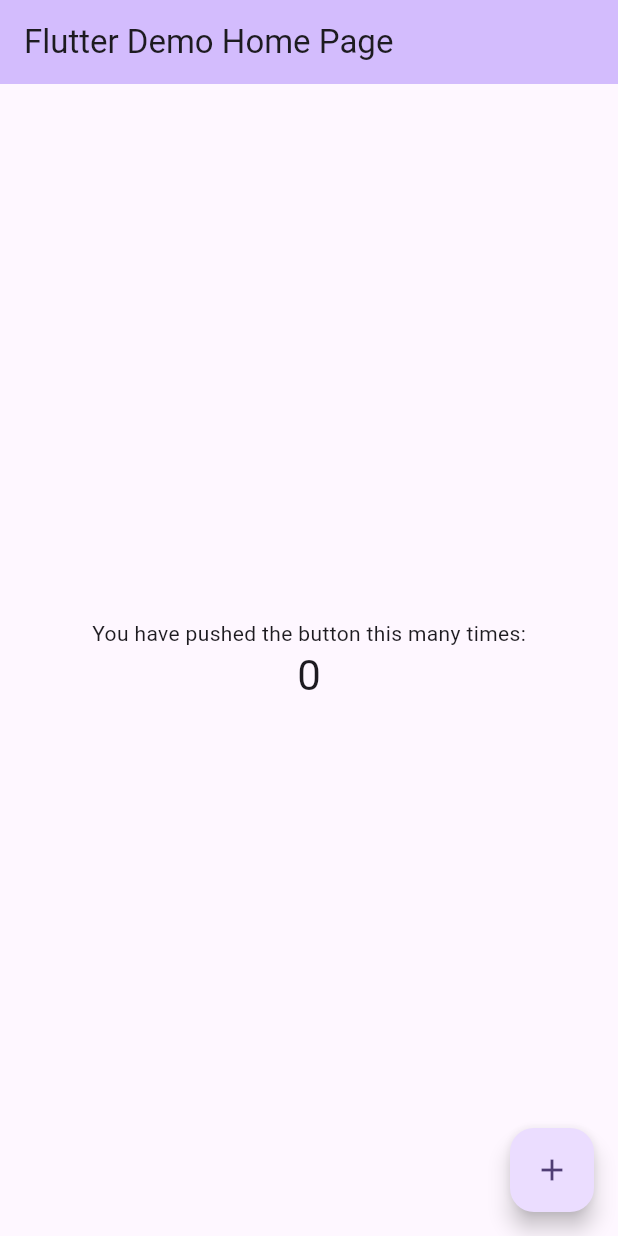
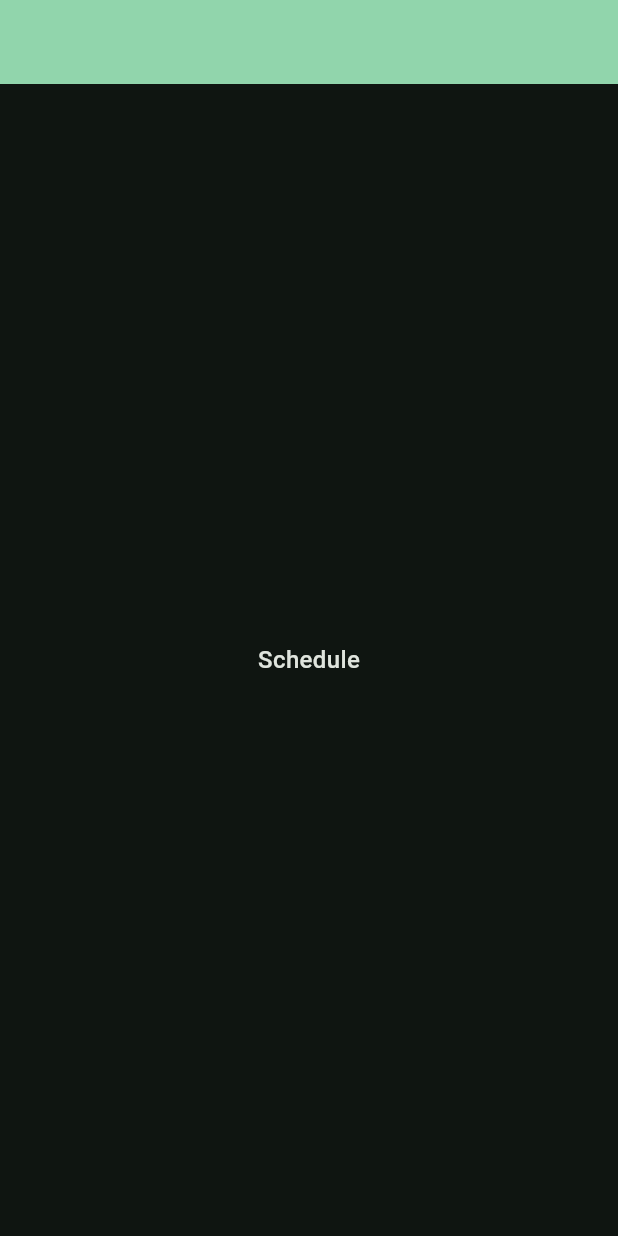
Before and after one commit to jurielonen/daily_scores, a Flutter app: the screen it shows after launch, on a phone screen of 412 x 824 dp. Run offline on Flutter 3.47's test engine with Material 2 defaults, Android fonts, the phone set to English and light mode, and no system bars; our stand-ins replace get_it, go_router, injectable; generated files the repository leaves out were written again.

Commit message:
Add AppTheme, AppRouter and localizations

```diff
--- /dev/null
+++ b/l10n.yaml
@@ -0,0 +1,5 @@
+arb-dir: lib/l10n
+template-arb-file: app_en.arb
+output-localization-file: intl_strings.dart
+output-class: IntlStrings
+nullable-getter: false
--- /dev/null
+++ b/lib/di/app_module.dart
@@ -0,0 +1,14 @@
+import 'package:flutter/foundation.dart';
+import 'package:go_router/go_router.dart';
+import 'package:injectable/injectable.dart';
+
+import '../router/app_router.dart';
+
+@module
+abstract class AppModule {
+  @singleton
+  GoRouter get router => GoRouter(
+        debugLogDiagnostics: kDebugMode,
+        routes: $appRoutes,
+      );
+}
--- /dev/null
+++ b/lib/di/di.dart
@@ -0,0 +1,11 @@
+import 'package:get_it/get_it.dart';
+import 'package:injectable/injectable.dart';
+
+import 'di.config.dart';
+
+final GetIt di = GetIt.instance;
+
+@InjectableInit()
+void setupDI() {
+  di.init();
+}
--- /dev/null
+++ b/lib/l10n/app_en.arb
@@ -0,0 +1,4 @@
+{
+  "@@locale": "en",
+  "appName": "Daily Scores"
+}
--- a/lib/main.dart
+++ b/lib/main.dart
@@ -1,125 +1,29 @@
 import 'package:flutter/material.dart';
+import 'package:flutter_gen/gen_l10n/intl_strings.dart';
+import 'package:go_router/go_router.dart';
+
+import 'di/di.dart';
+import 'theme/app_theme.dart';
 
 void main() {
-  runApp(const MyApp());
+  WidgetsFlutterBinding.ensureInitialized();
+
+  setupDI();
+
+  runApp(const DailyScoresApp());
 }
 
-class MyApp extends StatelessWidget {
-  const MyApp({super.key});
+class DailyScoresApp extends StatelessWidget {
+  const DailyScoresApp({super.key});
 
-  // This widget is the root of your application.
   @override
   Widget build(BuildContext context) {
-    return MaterialApp(
-      title: 'Flutter Demo',
-      theme: ThemeData(
-        // This is the theme of your application.
-        //
-        // TRY THIS: Try running your application with "flutter run". You'll see
-        // the application has a blue toolbar. Then, without quitting the app,
-        // try changing the seedColor in the colorScheme below to Colors.green
-        // and then invoke "hot reload" (save your changes or press the "hot
-        // reload" button in a Flutter-supported IDE, or press "r" if you used
-        // the command line to start the app).
-        //
-        // Notice that the counter didn't reset back to zero; the application
-        // state is not lost during the reload. To reset the state, use hot
-        // restart instead.
-        //
-        // This works for code too, not just values: Most code changes can be
-        // tested with just a hot reload.
-        colorScheme: ColorScheme.fromSeed(seedColor: Colors.deepPurple),
-        useMaterial3: true,
-      ),
-      home: const MyHomePage(title: 'Flutter Demo Home Page'),
+    return MaterialApp.router(
+      onGenerateTitle: (context) => IntlStrings.of(context).appName,
+      localizationsDelegates: IntlStrings.localizationsDelegates,
+      supportedLocales: IntlStrings.supportedLocales,
+      theme: AppTheme.theme(),
+      routerConfig: di<GoRouter>(),
     );
   }
 }
-
-class MyHomePage extends StatefulWidget {
-  const MyHomePage({super.key, required this.title});
-
-  // This widget is the home page of your application. It is stateful, meaning
-  // that it has a State object (defined below) that contains fields that affect
-  // how it looks.
-
-  // This class is the configuration for the state. It holds the values (in this
-  // case the title) provided by the parent (in this case the App widget) and
-  // used by the build method of the State. Fields in a Widget subclass are
-  // always marked "final".
-
-  final String title;
-
-  @override
-  State<MyHomePage> createState() => _MyHomePageState();
-}
-
-class _MyHomePageState extends State<MyHomePage> {
-  int _counter = 0;
-
-  void _incrementCounter() {
-    setState(() {
-      // This call to setState tells the Flutter framework that something has
-      // changed in this State, which causes it to rerun the build method below
-      // so that the display can reflect the updated values. If we changed
-      // _counter without calling setState(), then the build method would not be
-      // called again, and so nothing would appear to happen.
-      _counter++;
-    });
-  }
-
-  @override
-  Widget build(BuildContext context) {
-    // This method is rerun every time setState is called, for instance as done
-    // by the _incrementCounter method above.
-    //
-    // The Flutter framework has been optimized to make rerunning build methods
-    // fast, so that you can just rebuild anything that needs updating rather
-    // than having to individually change instances of widgets.
-    return Scaffold(
-      appBar: AppBar(
-        // TRY THIS: Try changing the color here to a specific color (to
-        // Colors.amber, perhaps?) and trigger a hot reload to see the AppBar
-        // change color while the other colors stay the same.
-        backgroundColor: Theme.of(context).colorScheme.inversePrimary,
-        // Here we take the value from the MyHomePage object that was created by
-        // the App.build method, and use it to set our appbar title.
-        title: Text(widget.title),
-      ),
-      body: Center(
-        // Center is a layout widget. It takes a single child and positions it
-        // in the middle of the parent.
-        child: Column(
-          // Column is also a layout widget. It takes a list of children and
-          // arranges them vertically. By default, it sizes itself to fit its
-          // children horizontally, and tries to be as tall as its parent.
-          //
-          // Column has various properties to control how it sizes itself and
-          // how it positions its children. Here we use mainAxisAlignment to
-          // center the children vertically; the main axis here is the vertical
-          // axis because Columns are vertical (the cross axis would be
-          // horizontal).
-          //
-          // TRY THIS: Invoke "debug painting" (choose the "Toggle Debug Paint"
-          // action in the IDE, or press "p" in the console), to see the
-          // wireframe for each widget.
-          mainAxisAlignment: MainAxisAlignment.center,
-          children: <Widget>[
-            const Text(
-              'You have pushed the button this many times:',
-            ),
-            Text(
-              '$_counter',
-              style: Theme.of(context).textTheme.headlineMedium,
-            ),
-          ],
-        ),
-      ),
-      floatingActionButton: FloatingActionButton(
-        onPressed: _incrementCounter,
-        tooltip: 'Increment',
-        child: const Icon(Icons.add),
-      ), // This trailing comma makes auto-formatting nicer for build methods.
-    );
-  }
-}
--- /dev/null
+++ b/lib/router/app_router.dart
@@ -0,0 +1,13 @@
+import 'package:flutter/material.dart';
+import 'package:go_router/go_router.dart';
+
+import '../ui/schedule_page.dart';
+
+part 'app_router.g.dart';
+
+@TypedGoRoute<ScheduleRoute>(path: '/')
+class ScheduleRoute extends GoRouteData {
+  @override
+  Widget build(BuildContext context, GoRouterState state) =>
+      const SchedulePage();
+}
--- /dev/null
+++ b/lib/theme/app_text.dart
@@ -0,0 +1,112 @@
+import 'package:flutter/material.dart';
+
+class AppText {
+  static TextTheme theme() => TextTheme(
+        displayLarge: headingLarge700,
+        displayMedium: headingMedium700,
+        displaySmall: headingSmall700,
+        headlineLarge: headingLarge500,
+        headlineMedium: headingMedium500,
+        headlineSmall: headingSmall500,
+        titleLarge: headingLarge,
+        titleMedium: headingMedium,
+        titleSmall: headingSmall,
+        bodyLarge: textLarge500,
+        bodyMedium: textMedium500,
+        bodySmall: textSmall500,
+        labelLarge: textLarge,
+        labelMedium: textMedium,
+        labelSmall: textSmall,
+      );
+  static const TextStyle defaultTextStyle = TextStyle(fontFamily: 'Roboto');
+
+  static final TextStyle headingLarge = defaultTextStyle.copyWith(
+    fontWeight: FontWeight.w400,
+    fontSize: 30,
+    height: 1.2,
+  );
+
+  static final TextStyle headingLarge500 = headingLarge.copyWith(
+    fontWeight: FontWeight.w500,
+  );
+
+  static final TextStyle headingLarge700 = headingLarge.copyWith(
+    fontWeight: FontWeight.w700,
+  );
+
+  static final TextStyle headingMedium = defaultTextStyle.copyWith(
+    fontWeight: FontWeight.w400,
+    fontSize: 24,
+    height: 1.33,
+  );
+
+  static final TextStyle headingMedium500 = headingMedium.copyWith(
+    fontWeight: FontWeight.w500,
+  );
+
+  static final TextStyle headingMedium700 = headingMedium.copyWith(
+    fontWeight: FontWeight.w700,
+  );
+
+  static final TextStyle headingSmall = defaultTextStyle.copyWith(
+    fontWeight: FontWeight.w400,
+    fontSize: 20,
+    height: 1.2,
+  );
+
+  static final TextStyle headingSmall500 = headingSmall.copyWith(
+    fontWeight: FontWeight.w500,
+  );
+
+  static final TextStyle headingSmall700 = headingSmall.copyWith(
+    fontWeight: FontWeight.w700,
+  );
+
+  static final TextStyle textLarge = defaultTextStyle.copyWith(
+    fontWeight: FontWeight.w400,
+    fontSize: 18,
+    height: 1.5,
+  );
+
+  static final TextStyle textLarge500 = textLarge.copyWith(
+    fontWeight: FontWeight.w500,
+  );
+
+  static final TextStyle textMedium = defaultTextStyle.copyWith(
+    fontWeight: FontWeight.w400,
+    fontSize: 16,
+    height: 1.5,
+  );
+
+  static final TextStyle textMedium500 = textMedium.copyWith(
+    fontWeight: FontWeight.w500,
+  );
+
+  static final TextStyle textMedium700 = textMedium.copyWith(
+    fontWeight: FontWeight.w700,
+  );
+
+  static final TextStyle textSmall = defaultTextStyle.copyWith(
+    fontWeight: FontWeight.w400,
+    fontSize: 14,
+    height: 1.43,
+  );
+
+  static final TextStyle textSmall500 = textSmall.copyWith(
+    fontWeight: FontWeight.w500,
+  );
+
+  static final TextStyle textSmall700 = textSmall.copyWith(
+    fontWeight: FontWeight.w700,
+  );
+
+  static final TextStyle textExtraSmall = defaultTextStyle.copyWith(
+    fontWeight: FontWeight.w400,
+    fontSize: 12,
+    height: 1.33,
+  );
+
+  static final TextStyle textExtraSmall700 = textExtraSmall.copyWith(
+    fontWeight: FontWeight.w700,
+  );
+}
--- /dev/null
+++ b/lib/theme/app_theme.dart
@@ -0,0 +1,66 @@
+import "package:flutter/material.dart";
+import "package:flutter/services.dart";
+
+import "app_text.dart";
+
+/// Generated with Figma plugin [Material Theme Builder](https://www.figma.com/community/plugin/1034969338659738588/material-theme-builder)
+class AppTheme {
+  static ColorScheme darkColorScheme() {
+    return const ColorScheme(
+      brightness: Brightness.dark,
+      primary: Color(0xff91d5ac),
+      surfaceTint: Color(0xff91d5ac),
+      onPrimary: Color(0xff003921),
+      primaryContainer: Color(0xff045233),
+      onPrimaryContainer: Color(0xffadf2c7),
+      secondary: Color(0xffb5ccbb),
+      onSecondary: Color(0xff203529),
+      secondaryContainer: Color(0xff374b3e),
+      onSecondaryContainer: Color(0xffd0e8d6),
+      tertiary: Color(0xffa4cddc),
+      onTertiary: Color(0xff043542),
+      tertiaryContainer: Color(0xff224c59),
+      onTertiaryContainer: Color(0xffbfe9f9),
+      error: Color(0xffffb4ab),
+      onError: Color(0xff690005),
+      errorContainer: Color(0xff93000a),
+      onErrorContainer: Color(0xffffdad6),
+      background: Color(0xff0f1511),
+      onBackground: Color(0xffdfe4dd),
+      surface: Color(0xff0f1511),
+      onSurface: Color(0xffdfe4dd),
+      surfaceVariant: Color(0xff404942),
+      onSurfaceVariant: Color(0xffc0c9c0),
+      outline: Color(0xff8a938b),
+      outlineVariant: Color(0xff404942),
+      shadow: Color(0xff000000),
+      scrim: Color(0xff000000),
+      inverseSurface: Color(0xffdfe4dd),
+      onInverseSurface: Color(0xff2c322d),
+      inversePrimary: Color(0xff276a49),
+    );
+  }
+
+  static ThemeData theme({ColorScheme? colorScheme, TextTheme? textTheme}) {
+    colorScheme ??= darkColorScheme();
+    textTheme ??= AppText.theme();
+    return ThemeData(
+        useMaterial3: true,
+        brightness: colorScheme.brightness,
+        colorScheme: colorScheme,
+        textTheme: textTheme.apply(
+          bodyColor: colorScheme.onSurface,
+          displayColor: colorScheme.onSurface,
+        ),
+        scaffoldBackgroundColor: colorScheme.background,
+        canvasColor: colorScheme.surface,
+        appBarTheme: AppBarTheme(
+          backgroundColor: colorScheme.primary,
+          foregroundColor: colorScheme.onPrimary,
+          systemOverlayStyle: const SystemUiOverlayStyle(
+            statusBarBrightness: Brightness.light,
+            statusBarIconBrightness: Brightness.light,
+          ),
+        ));
+  }
+}
--- /dev/null
+++ b/lib/ui/schedule_page.dart
@@ -0,0 +1,14 @@
+import 'package:flutter/material.dart';
+
+class SchedulePage extends StatelessWidget {
+  const SchedulePage({super.key});
+  @override
+  Widget build(BuildContext context) {
+    return Scaffold(
+      appBar: AppBar(),
+      body: const Center(
+        child: Text('Schedule'),
+      ),
+    );
+  }
+}
```
Also changed, not shown: pubspec.yaml (+22 -71 lines), fonts/Roboto-Bold.ttf (added), fonts/Roboto-Medium.ttf (added), fonts/Roboto-Regular.ttf (added), pubspec.lock, 3 other files.
